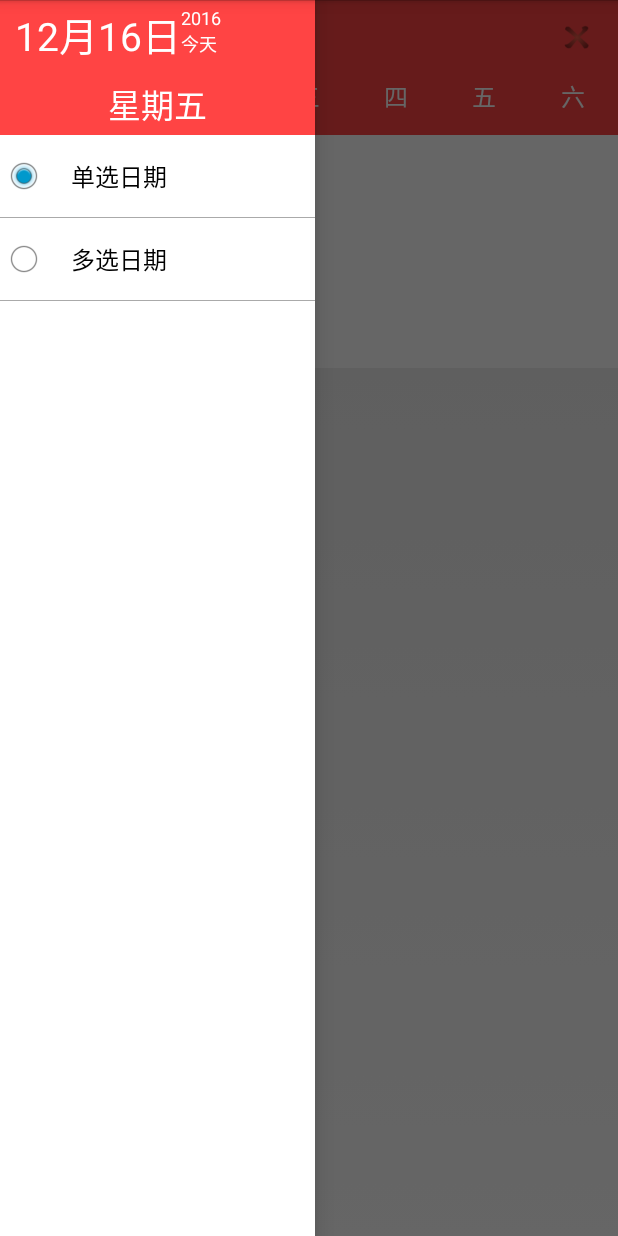
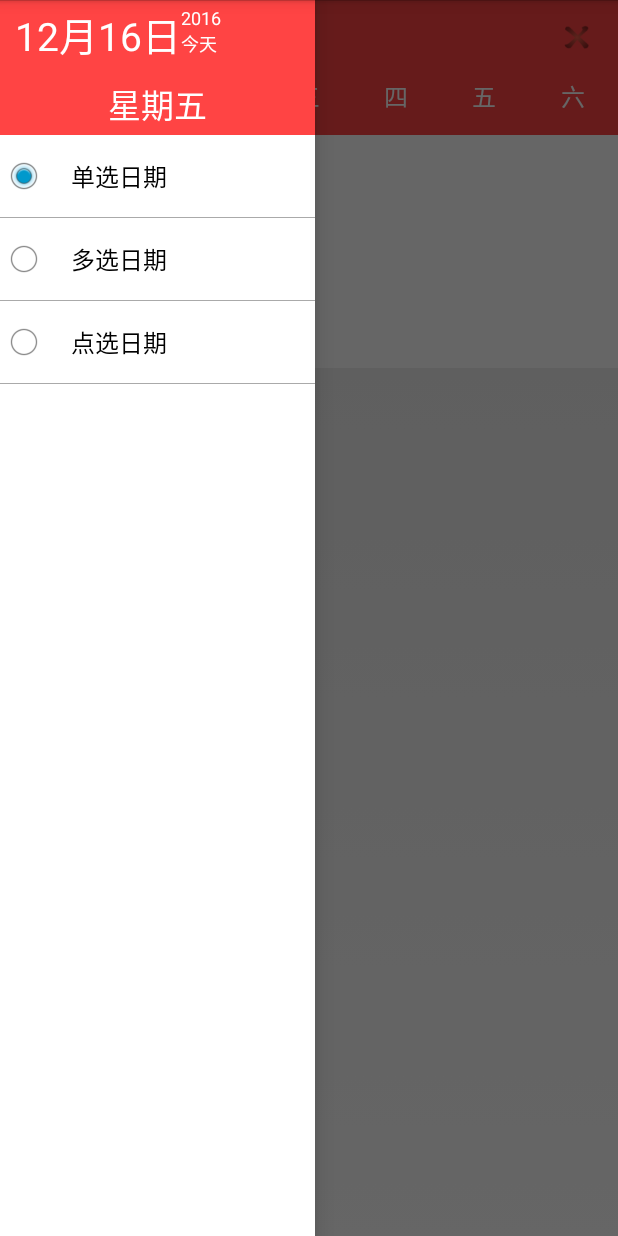
Before and after one commit to libertyboy1/CalendarView, an Android app: the screen it shows after launch (MainActivity), with the side drawer open, on a phone screen of 412 x 824 dp. Run offline under Robolectric (Android 15) with nearby library versions, the phone set to English and light mode, and no system bars; Roboto replaces fonts that are not available here; 3 statements that could not run were skipped.

Commit message:
增加点选日期功能（同是多选，但选择时不按照开始与结束时间来选择一段时间，而是选择一个日期记录一个）

```diff
--- a/app/src/main/java/com/view/calendar/util/DateUtil.java
+++ b/app/src/main/java/com/view/calendar/util/DateUtil.java
@@ -2,6 +2,7 @@ package com.view.calendar.util;
 
 import java.text.ParseException;
 import java.text.SimpleDateFormat;
+import java.util.ArrayList;
 import java.util.Calendar;
 import java.util.Date;
 
@@ -16,6 +17,7 @@ public class DateUtil {
 
     public static String start_date, end_date;
     private static SimpleDateFormat sdf;
+    public static ArrayList<String> dates=new ArrayList<String>();
 
     public static int getMonthDays(int year, int month) {
         if (month > 12) {
--- a/app/src/main/java/com/view/calendar/view/CalendarCard.java
+++ b/app/src/main/java/com/view/calendar/view/CalendarCard.java
@@ -49,7 +49,7 @@ public class CalendarCard extends View {
     private Row rows[] = new Row[TOTAL_ROW]; // 行数组，每个元素代表一行
     private static CustomDate mShowDate; // 自定义的日期，包括year,month,day
     public OnCellClickListener mCellClickListener; // 单元格点击回调事件
-    private OnDrawRowFinishLitener mDrawRowFinishLitener;//组全部画完回调
+    private OnDrawRowFinishLitener mDrawRowFinishLitener;//组全部画完回调65
     private int touchSlop; //
     private boolean callBackCellSpace;
 
@@ -58,7 +58,7 @@ public class CalendarCard extends View {
     private String current_date;
     private Typeface typeFace;
 
-    public static boolean isDoubleChoose = false;
+    public static int isDoubleChoose = 0;
 
     private CalendarCardPresenterImpl presenter;
 
@@ -180,7 +180,6 @@ public class CalendarCard extends View {
         super.onSizeChanged(w, h, oldw, oldh);
         mViewWidth = w;
         mViewHeight = h;
-//        mCellSpace = mViewWidth / TOTAL_COL;
 		mCellSpace = Math.min(mViewHeight / TOTAL_ROW, mViewWidth / TOTAL_COL);
         if (!callBackCellSpace) {
             callBackCellSpace = true;
@@ -373,6 +372,13 @@ public class CalendarCard extends View {
                 canvas.drawCircle((float) (mCellSpace * (i + 0.5)), (float) ((j + 0.5) * mCellSpace), mCellSpace / 2.5f, mCirclePaint);
             }
 
+            if (DateUtil.dates.contains(date.year + "-" + date.month + "-" + date.day)){
+                mCirclePaint.setColor(Color.parseColor("#efefef")); // 灰色选中圆形
+                canvas.drawCircle((float) (mCellSpace * (i + 0.5)), (float) ((j + 0.5) * mCellSpace), mCellSpace / 2.5f, mCirclePaint);
+                mTextPaint.setColor(Color.BLACK);
+            }
+
+
             mTextPaint.setTextSize(mCellSpace / 3);
             canvas.drawText(content, (float) ((i + 0.5) * mCellSpace - mTextPaint.measureText(content) / 2),
                     (float) ((j + 0.7) * mCellSpace - mTextPaint.measureText(content, 0, 1) * 1.2), mTextPaint);
--- a/app/src/main/java/com/view/calendar/view/CalendarView.java
+++ b/app/src/main/java/com/view/calendar/view/CalendarView.java
@@ -164,11 +164,11 @@ public class CalendarView extends LinearLayout implements OnClickListener, Calen
 
     @Override
     public void doubleClickDate() {
-        if (!StringUtil.isNullOrEmpty(DateUtil.end_date)&&!StringUtil.isNullOrEmpty(DateUtil.start_date)){
+        if (CalendarCard.isDoubleChoose==1){
             int num=DateUtil.getGapCount(DateUtil.start_date,DateUtil.end_date)+1;
             gapCountText.setText("已选择"+Math.abs(num)+"天");
-            Log.e("start_date",DateUtil.start_date+"");
-            Log.e("end_date",DateUtil.end_date+"");
+        }else{
+            gapCountText.setText("已选择"+DateUtil.dates.size()+"天");
         }
     }
 
--- a/app/src/main/res/layout/activity_main.xml
+++ b/app/src/main/res/layout/activity_main.xml
@@ -115,6 +115,18 @@
                 android:layout_height="0.5dp"
                 android:background="@android:color/darker_gray" />
 
+            <RadioButton
+                android:id="@+id/rb_select"
+                android:layout_width="match_parent"
+                android:layout_height="wrap_content"
+                android:padding="15dp"
+                android:text="点选日期" />
+
+            <View
+                android:layout_width="match_parent"
+                android:layout_height="0.5dp"
+                android:background="@android:color/darker_gray" />
+
         </RadioGroup>
 
     </LinearLayout>
```
Also changed, not shown: app/src/main/java/com/view/calendar/presenter/CalendarCardPresenterImpl.java (+11 -3 lines), app/src/main/java/com/view/calendar/presenter/MainCalendarPresenterImpl.java (+18 -4 lines).
